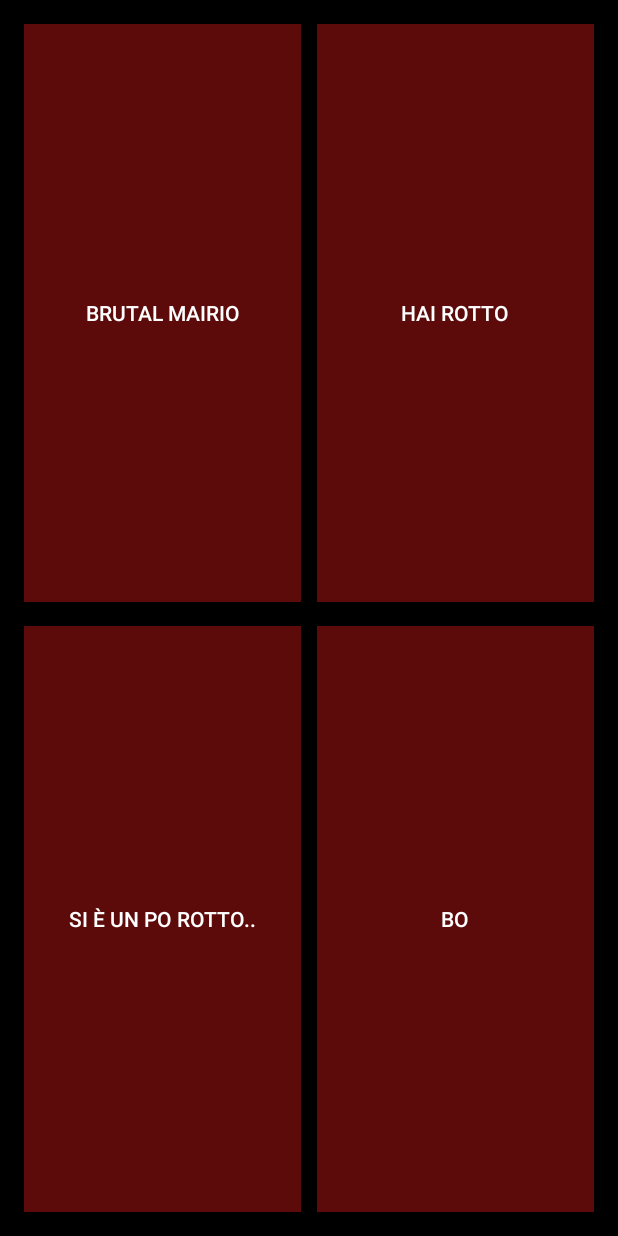
After one commit to davegimo/soundboard2, an Android app: the layout tab_fragment_2.xml on its own in the app's theme, with its tools: preview values and no code run, on a phone screen of 412 x 824 dp. The commit adds this screen. Run offline under Robolectric (Android 15) with nearby library versions, the phone set to English and light mode, and no system bars.

Commit message:
Aggiornamento UI

```diff
--- a/app/build.gradle
+++ b/app/build.gradle
@@ -34,4 +34,5 @@ dependencies {
     testCompile 'junit:junit:4.12'
     compile 'com.android.support:appcompat-v7:23.1.1'
     compile 'com.android.support:design:23.1.1'
+    compile 'com.android.support:gridlayout-v7:23.1.1'
 }
--- /dev/null
+++ b/app/src/main/res/drawable/ic_face_black_24dp.xml
@@ -0,0 +1,5 @@
+<vector android:height="24dp" android:tint="#FFFFFF"
+    android:viewportHeight="24.0" android:viewportWidth="24.0"
+    android:width="24dp" xmlns:android="http://schemas.android.com/apk/res/android">
+    <path android:fillColor="#FF000000" android:pathData="M9,11.75c-0.69,0 -1.25,0.56 -1.25,1.25s0.56,1.25 1.25,1.25 1.25,-0.56 1.25,-1.25 -0.56,-1.25 -1.25,-1.25zM15,11.75c-0.69,0 -1.25,0.56 -1.25,1.25s0.56,1.25 1.25,1.25 1.25,-0.56 1.25,-1.25 -0.56,-1.25 -1.25,-1.25zM12,2C6.48,2 2,6.48 2,12s4.48,10 10,10 10,-4.48 10,-10S17.52,2 12,2zM12,20c-4.41,0 -8,-3.59 -8,-8 0,-0.29 0.02,-0.58 0.05,-0.86 2.36,-1.05 4.23,-2.98 5.21,-5.37C11.07,8.33 14.05,10 17.42,10c0.78,0 1.53,-0.09 2.25,-0.26 0.21,0.71 0.33,1.47 0.33,2.26 0,4.41 -3.59,8 -8,8z"/>
+</vector>
--- /dev/null
+++ b/app/src/main/res/layout/tab_fragment_2.xml
@@ -0,0 +1,88 @@
+<?xml version="1.0" encoding="utf-8"?>
+
+<ScrollView xmlns:android="http://schemas.android.com/apk/res/android"
+    android:layout_width="fill_parent"
+    android:layout_height="fill_parent"
+    xmlns:app="http://schemas.android.com/apk/res-auto"
+    android:fillViewport="true">
+
+    <RelativeLayout
+        android:layout_width="match_parent"
+        android:background="@color/black"
+        android:layout_height="wrap_content">
+
+        <LinearLayout
+            android:layout_width="match_parent"
+            android:layout_height="match_parent"
+            android:gravity="center"
+            android:padding="5dp"
+            android:orientation="vertical">
+
+            <LinearLayout
+                android:layout_width="match_parent"
+                android:layout_weight="1"
+                android:padding="5dp"
+                android:layout_height="0dp"
+                android:weightSum="2"
+                android:orientation="horizontal">
+
+                <Button
+                    android:layout_margin="5dp"
+                    android:id="@+id/button5"
+                    android:onClick="clickHandler"
+                    android:textColor="@color/white"
+                    android:background="@color/dark_red"
+                    android:layout_width="0dp"
+                    android:layout_height="match_parent"
+                    android:layout_weight="1"
+                    android:text="Brutal mairio" />
+
+                <Button
+                    android:layout_margin="5dp"
+                    android:id="@+id/button6"
+                    android:textColor="@color/white"
+                    android:onClick="clickHandler"
+                    android:background="@color/dark_red"
+                    android:layout_width="0dp"
+                    android:layout_height="match_parent"
+                    android:layout_weight="1"
+                    android:text="Hai rotto" />
+            </LinearLayout>
+
+            <LinearLayout
+                android:layout_width="match_parent"
+                android:paddingTop="0dp"
+                android:paddingLeft="5dp"
+                android:paddingRight="5dp"
+                android:paddingBottom="5dp"
+                android:layout_height="0dp"
+                android:layout_weight="1"
+                android:weightSum="2"
+                android:orientation="horizontal">
+
+                <Button
+                    android:layout_margin="5dp"
+                    android:id="@+id/button7"
+                    android:textColor="@color/white"
+                    android:onClick="clickHandler"
+                    android:background="@color/dark_red"
+                    android:layout_width="0dp"
+                    android:layout_height="match_parent"
+                    android:layout_weight="1"
+                    android:text="Si è un po rotto.." />
+
+                <Button
+                    android:layout_margin="5dp"
+                    android:id="@+id/button8"
+                    android:textColor="@color/white"
+                    android:onClick="clickHandler"
+                    android:background="@color/dark_red"
+                    android:layout_width="0dp"
+                    android:layout_height="match_parent"
+                    android:layout_weight="1"
+                    android:text="Bo" />
+            </LinearLayout>
+        </LinearLayout>
+
+    </RelativeLayout>
+</ScrollView>
--- a/app/src/main/res/values/colors.xml
+++ b/app/src/main/res/values/colors.xml
@@ -3,8 +3,11 @@
     <color name="colorPrimary">#3F51B5</color>
     <color name="colorPrimaryDark">#303F9F</color>
     <color name="colorAccent">#FF4081</color>
-
+    <color name="alluminium">#6b6b6b</color>
     <color name="black">#000000</color>
+    <color name="white">#ffffff</color>
     <color name="red">#FF0000</color>
+    <color name="dark_red">#5c0a0a</color>
+    <color name="light_red">#871111</color>
     <color name="neonGreen">#83F52C</color>
 </resources>
```
Also changed, not shown: app/src/main/java/io/github/httponefrenchtoast/soundboard/MainActivity.java (+42 -1 lines), app/src/main/java/io/github/httponefrenchtoast/soundboard/PagerAdapter.java (added, +37 -0 lines), app/src/main/java/io/github/httponefrenchtoast/soundboard/TabFragment1.java (added, +15 -0 lines), app/src/main/java/io/github/httponefrenchtoast/soundboard/TabFragment2.java (added, +15 -0 lines), app/src/main/java/io/github/httponefrenchtoast/soundboard/TabFragment3.java (added, +15 -0 lines), app/src/main/res/layout/activity_main.xml (+38 -18 lines), app/src/main/res/layout/tab_fragment_1.xml (added, +85 -0 lines), app/src/main/res/layout/tab_fragment_3.xml (added, +85 -0 lines), app/src/main/assets/metal_font.ttf (added).
